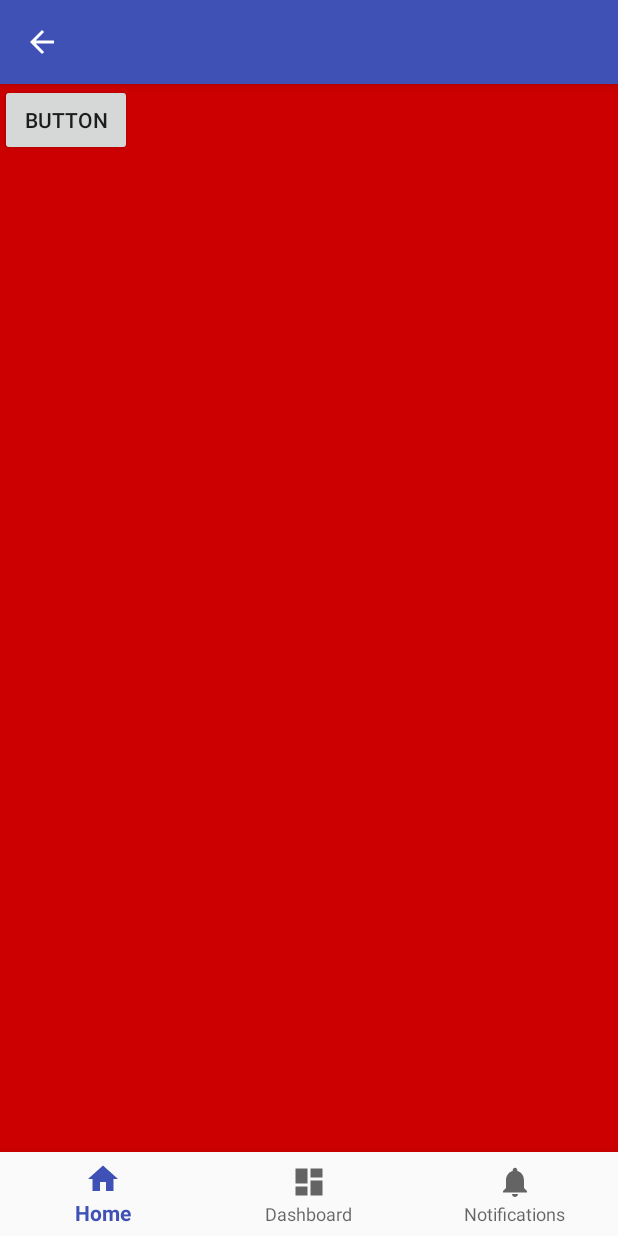
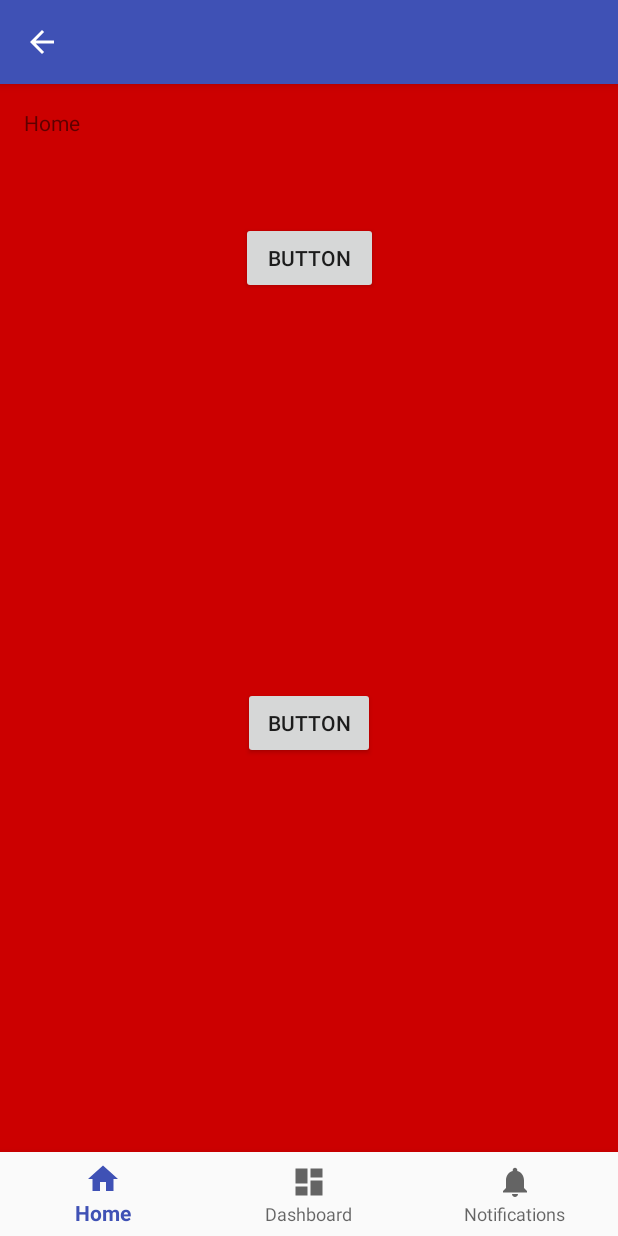
Before and after one commit to ThibautE/smartCity, an Android app: the NewsActivity screen opened directly, with no data from a screen before it, on a phone screen of 412 x 824 dp. Run offline under Robolectric (Android 15) with nearby library versions, the phone set to English and light mode, and no system bars.

```diff
--- a/app/src/main/java/com/example/thibaut/smartcity/NewsActivity.java
+++ b/app/src/main/java/com/example/thibaut/smartcity/NewsActivity.java
@@ -49,7 +49,7 @@
     }
 
     public void openNewsFragment(View view){
-        //findViewById(R.id.buttonNews).setEnabled(false);
+        findViewById(R.id.newsButton).setEnabled(false);
 
     }
 }
--- a/app/src/main/res/layout/activity_news.xml
+++ b/app/src/main/res/layout/activity_news.xml
@@ -13,7 +13,6 @@
         android:layout_width="wrap_content"
         android:layout_height="wrap_content"
         android:layout_marginLeft="@dimen/activity_horizontal_margin"
-        android:layout_marginStart="@dimen/activity_horizontal_margin"
         android:layout_marginTop="@dimen/activity_vertical_margin"
         android:text="@string/title_home"
         app:layout_constraintLeft_toLeftOf="parent"
@@ -33,10 +32,28 @@
 
     <Button
         android:id="@+id/weatherButton"
+        android:layout_width="91dp"
+        android:layout_height="wrap_content"
+        android:layout_marginEnd="8dp"
+        android:layout_marginStart="8dp"
+        android:layout_marginTop="92dp"
+        android:text="Button"
+        app:layout_constraintEnd_toEndOf="parent"
+        app:layout_constraintStart_toStartOf="parent"
+        app:layout_constraintTop_toTopOf="parent" />
+
+    <Button
+        android:id="@+id/newsButton"
         android:layout_width="wrap_content"
         android:layout_height="wrap_content"
+        android:layout_marginBottom="8dp"
+        android:layout_marginEnd="8dp"
+        android:layout_marginStart="8dp"
+        android:layout_marginTop="8dp"
         android:text="Button"
-        tools:layout_editor_absoluteX="16dp"
-        tools:layout_editor_absoluteY="78dp" />
+        app:layout_constraintBottom_toTopOf="@+id/navigation"
+        app:layout_constraintEnd_toEndOf="parent"
+        app:layout_constraintStart_toStartOf="parent"
+        app:layout_constraintTop_toBottomOf="@+id/weatherButton" />
 
 </android.support.constraint.ConstraintLayout>
```
